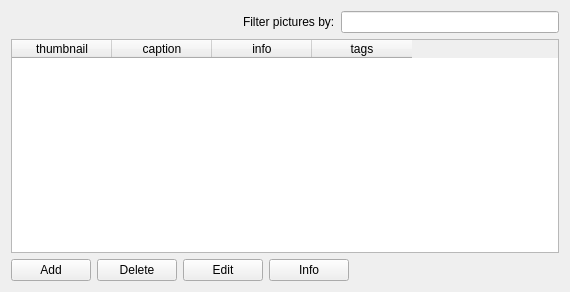
First picture: the form in client/uiforms/pictures.ui, repository Wolframe/configurator, before the edit.
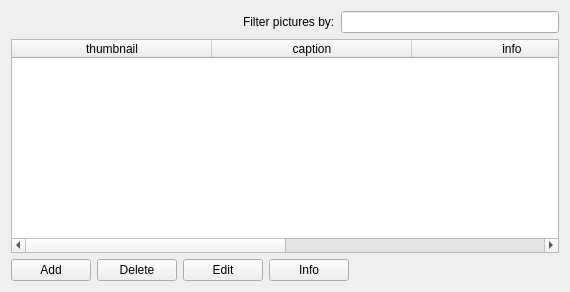
Second picture: the form after the edit. Icons and pictures are not drawn.

Commit message: fixed width dyn property in pictures

Patch:
```diff
--- a/client/uiforms/pictures.ui
+++ b/client/uiforms/pictures.ui
@@ -145,9 +145,18 @@
      <property name="form:info" stdset="0">
       <string notr="true">picture_info?id={selected:1}</string>
      </property>
+     <property name="column:0:width" stdset="0">
+      <number>100</number>
+     </property>
+     <attribute name="horizontalHeaderDefaultSectionSize">
+      <number>200</number>
+     </attribute>
      <attribute name="horizontalHeaderShowSortIndicator" stdset="0">
       <bool>true</bool>
      </attribute>
+     <attribute name="horizontalHeaderStretchLastSection">
+      <bool>true</bool>
+     </attribute>
      <attribute name="verticalHeaderStretchLastSection">
       <bool>false</bool>
      </attribute>
```
